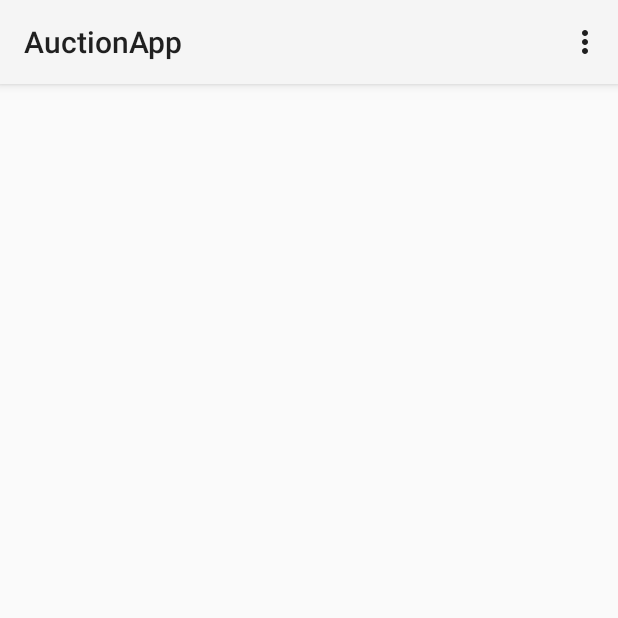
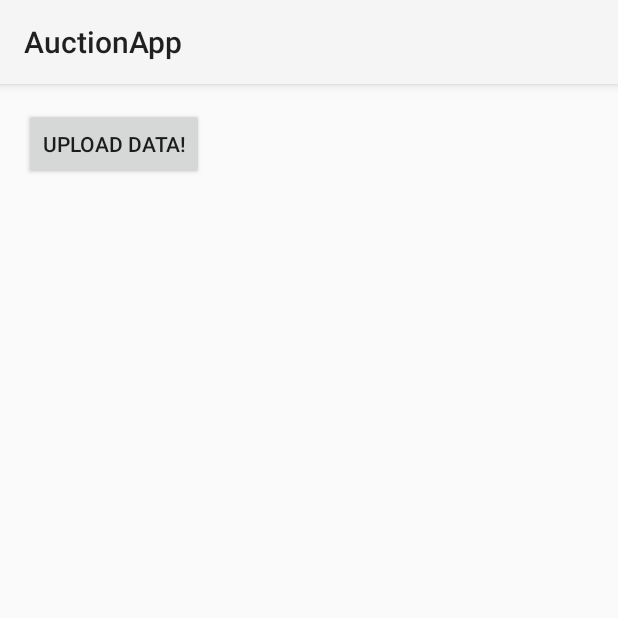
Before and after one commit to varsi94/AuctionApp, an Android app: the screen it shows after launch (MainActivity), on a phone screen of 412 x 824 dp, the top half of it. Run offline under Robolectric (Android 15) with nearby library versions, the phone set to English and light mode, and no system bars; 1 statement that could not run was skipped.

```diff
--- a/app/src/main/java/hu/bute/auctionapp/MainActivity.java
+++ b/app/src/main/java/hu/bute/auctionapp/MainActivity.java
@@ -2,8 +2,14 @@ package hu.bute.auctionapp;
 
 import android.app.Activity;
 import android.os.Bundle;
-import android.view.Menu;
-import android.view.MenuItem;
+import android.view.View;
+import android.widget.Button;
+import android.widget.Toast;
+
+import com.parse.ParseException;
+import com.parse.ParseFile;
+import com.parse.ParseObject;
+import com.parse.SaveCallback;
 
 
 public class MainActivity extends Activity {
@@ -12,28 +18,26 @@ public class MainActivity extends Activity {
     protected void onCreate(Bundle savedInstanceState) {
         super.onCreate(savedInstanceState);
         setContentView(R.layout.activity_main);
-    }
 
+        Button b = (Button) findViewById(R.id.testBtn);
+        b.setOnClickListener(new View.OnClickListener() {
+            @Override
+            public void onClick(View v) {
 
-    @Override
-    public boolean onCreateOptionsMenu(Menu menu) {
-        // Inflate the menu; this adds items to the action bar if it is present.
-        getMenuInflater().inflate(R.menu.menu_main, menu);
-        return true;
-    }
-
-    @Override
-    public boolean onOptionsItemSelected(MenuItem item) {
-        // Handle action bar item clicks here. The action bar will
-        // automatically handle clicks on the Home/Up button, so long
-        // as you specify a parent activity in AndroidManifest.xml.
-        int id = item.getItemId();
-
-        //noinspection SimplifiableIfStatement
-        if (id == R.id.action_settings) {
-            return true;
-        }
-
-        return super.onOptionsItemSelected(item);
+                ParseObject obj = new ParseObject("Fileclass");
+                ParseFile f = new ParseFile("valami.txt", new byte[]{1,2,3,4,5,6,7,8,9,0});
+                obj.put("enfajlom", f);
+                obj.put("nev", "kula");
+                f.saveInBackground();
+                obj.saveInBackground(new SaveCallback() {
+                    @Override
+                    public void done(ParseException e) {
+                        if (e == null) {
+                            Toast.makeText(MainActivity.this, "Uploaded", Toast.LENGTH_LONG).show();
+                        }
+                    }
+                });
+            }
+        });
     }
 }
--- a/app/src/main/res/layout/activity_main.xml
+++ b/app/src/main/res/layout/activity_main.xml
@@ -5,4 +5,10 @@
     android:paddingTop="@dimen/activity_vertical_margin"
     android:paddingBottom="@dimen/activity_vertical_margin" tools:context=".MainActivity"
     android:orientation="vertical">
+
+    <Button
+        android:layout_width="wrap_content"
+        android:layout_height="wrap_content"
+        android:id="@+id/testBtn"
+        android:text="upload data!"/>
 </LinearLayout>
```
